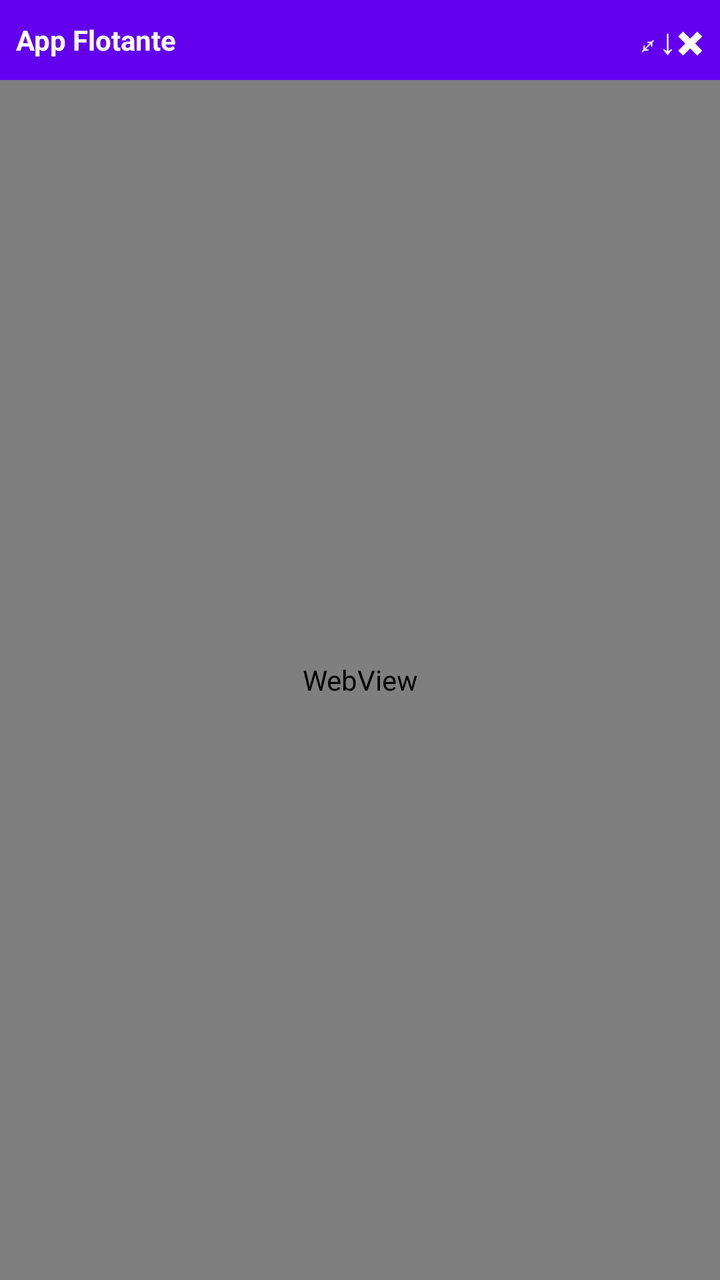
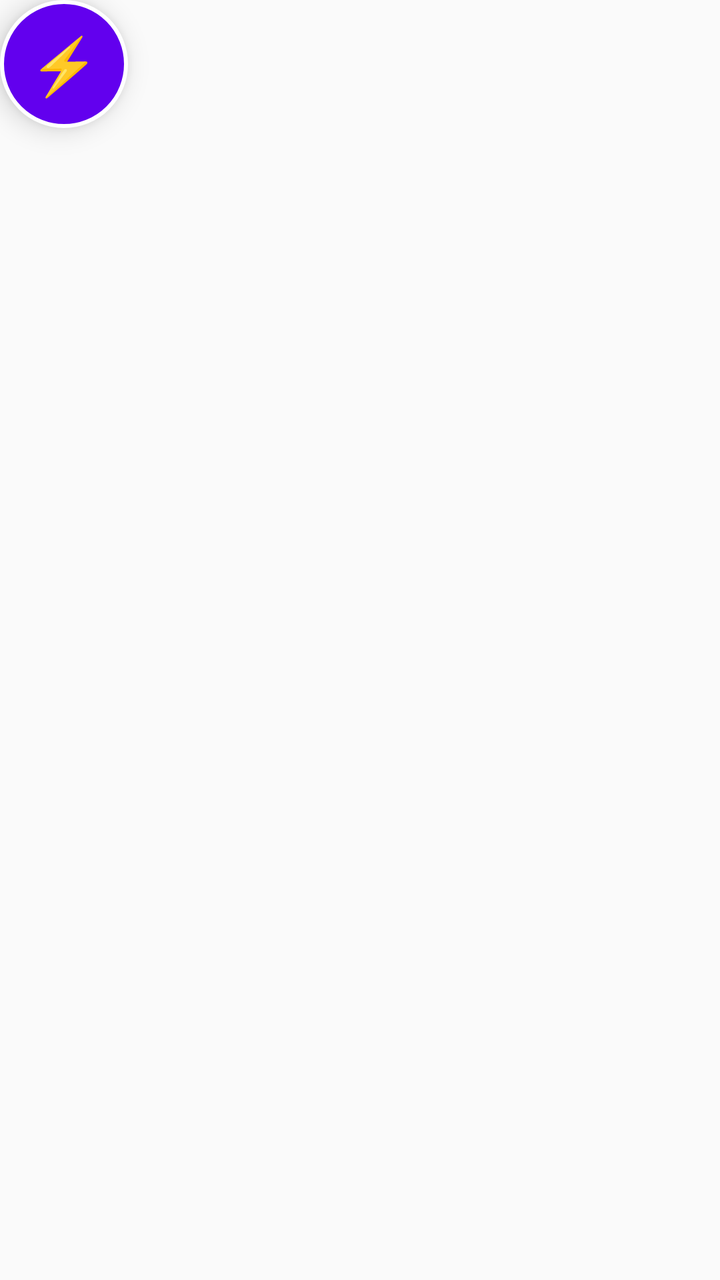

Screens rendered from an Android XML layout before and after an edit, with the pre-edit source and the edit as a unified diff.
<!-- AndroidManifest.xml: application theme Theme.AppCompat.Light.NoActionBar -->
<!-- res/layout/floating_window.xml -->
<?xml version="1.0" encoding="utf-8"?>
<LinearLayout xmlns:android="http://schemas.android.com/apk/res/android"
    android:layout_width="match_parent"
    android:layout_height="match_parent"
    android:orientation="vertical"
    android:background="#FFFFFF"
    android:elevation="12dp">

    
    <LinearLayout
        android:id="@+id/drag_handle"
        android:layout_width="match_parent"
        android:layout_height="40dp"
        android:background="#6200EE"
        android:gravity="center_vertical"
        android:paddingHorizontal="8dp"
        android:orientation="horizontal">
        
        <TextView
            android:layout_width="0dp"
            android:layout_height="wrap_content"
            android:layout_weight="1"
            android:text="App Flotante"
            android:textColor="#FFFFFF"
            android:textStyle="bold"
            android:textSize="14sp"/>

        
        <Button
            android:id="@+id/btn_resize"
            android:layout_width="wrap_content"
            android:layout_height="30dp"
            android:text="⤢"
            android:textColor="#FFFFFF"
            android:background="?attr/selectableItemBackgroundBorderless"
            android:minWidth="0dp" />

        
        <Button
            android:id="@+id/btn_minimize"
            android:layout_width="wrap_content"
            android:layout_height="30dp"
            android:text="↓"
            android:textColor="#FFFFFF"
            android:textSize="18sp"
            android:background="?attr/selectableItemBackgroundBorderless"
            android:minWidth="0dp" />

        
        <Button
            android:id="@+id/btn_close"
            android:layout_width="wrap_content"
            android:layout_height="30dp"
            android:text="✖"
            android:textColor="#FFFFFF"
            android:textSize="16sp"
            android:background="?attr/selectableItemBackgroundBorderless"
            android:minWidth="0dp" />
    </LinearLayout>

    
    <WebView
        android:id="@+id/floating_webview"
        android:layout_width="match_parent"
        android:layout_height="match_parent" />

</LinearLayout>
<!-- resources referenced by this layout -->
<resources>

</resources>

<!-- the commit's change to res/layout/floating_window.xml (unified diff, before → after) -->
@@ -1,67 +1,135 @@
 <?xml version="1.0" encoding="utf-8"?>
-<LinearLayout xmlns:android="http://schemas.android.com/apk/res/android"
-    android:layout_width="match_parent"
-    android:layout_height="match_parent"
-    android:orientation="vertical"
-    android:background="#FFFFFF"
-    android:elevation="12dp">
+<FrameLayout xmlns:android="http://schemas.android.com/apk/res/android"
+    android:layout_width="wrap_content"
+    android:layout_height="wrap_content">
+
+    
+    <FrameLayout
+        android:id="@+id/collapsedRoot"
+        android:layout_width="64dp"
+        android:layout_height="64dp"
+        android:background="@drawable/bg_bubble"
+        android:elevation="8dp"
+        android:visibility="visible">
+
+        <TextView
+            android:layout_width="match_parent"
+            android:layout_height="match_parent"
+            android:gravity="center"
+            android:text="⚡"
+            android:textSize="28sp"
+            android:textColor="#FFFFFF"/>
+    </FrameLayout>
 
     
     <LinearLayout
-        android:id="@+id/drag_handle"
-        android:layout_width="match_parent"
-        android:layout_height="40dp"
-        android:background="#6200EE"
-        android:gravity="center_vertical"
-        android:paddingHorizontal="8dp"
-        android:orientation="horizontal">
-        
-        <TextView
-            android:layout_width="0dp"
-            android:layout_height="wrap_content"
-            android:layout_weight="1"
-            android:text="App Flotante"
-            android:textColor="#FFFFFF"
-            android:textStyle="bold"
-            android:textSize="14sp"/>
+        android:id="@+id/expandedRoot"
+        android:layout_width="320dp"
+        android:layout_height="wrap_content"
+        android:orientation="vertical"
+        android:background="@drawable/bg_panel"
+        android:elevation="12dp"
+        android:clipToOutline="true"
+        android:visibility="gone">
 
         
-        <Button
-            android:id="@+id/btn_resize"
-            android:layout_width="wrap_content"
-            android:layout_height="30dp"
-            android:text="⤢"
-            android:textColor="#FFFFFF"
-            android:background="?attr/selectableItemBackgroundBorderless"
-            android:minWidth="0dp" />
+        <LinearLayout
+            android:id="@+id/dragHandle"
+            android:layout_width="match_parent"
+            android:layout_height="44dp"
+            android:background="#6200EE"
+            android:gravity="center_vertical"
+            android:paddingStart="12dp"
+            android:paddingEnd="4dp"
+            android:orientation="horizontal">
+
+            <TextView
+                android:layout_width="0dp"
+                android:layout_height="wrap_content"
+                android:layout_weight="1"
+                android:text="⚡ App Flotante"
+                android:textColor="#FFFFFF"
+                android:textStyle="bold"
+                android:textSize="14sp"/>
+
+            <Button
+                android:id="@+id/btnCollapse"
+                android:layout_width="36dp"
+                android:layout_height="36dp"
+                android:text="↓"
+                android:textColor="#FFFFFF"
+                android:textSize="18sp"
+                android:background="?android:attr/selectableItemBackgroundBorderless"
+                android:minWidth="0dp"
+                android:padding="0dp"/>
+
+            <Button
+                android:id="@+id/btnClose"
+                android:layout_width="36dp"
+                android:layout_height="36dp"
+                android:text="✖"
+                android:textColor="#FFFFFF"
+                android:textSize="16sp"
+                android:background="?android:attr/selectableItemBackgroundBorderless"
+                android:minWidth="0dp"
+                android:padding="0dp"/>
+        </LinearLayout>
 
         
-        <Button
-            android:id="@+id/btn_minimize"
-            android:layout_width="wrap_content"
-            android:layout_height="30dp"
-            android:text="↓"
-            android:textColor="#FFFFFF"
-            android:textSize="18sp"
-            android:background="?attr/selectableItemBackgroundBorderless"
-            android:minWidth="0dp" />
+        <WebView
+            android:id="@+id/floatingWebView"
+            android:layout_width="match_parent"
+            android:layout_height="400dp"/>
 
         
-        <Button
-            android:id="@+id/btn_close"
-            android:layout_width="wrap_content"
-            android:layout_height="30dp"
-            android:text="✖"
-            android:textColor="#FFFFFF"
-            android:textSize="16sp"
-            android:background="?attr/selectableItemBackgroundBorderless"
-            android:minWidth="0dp" />
+        <LinearLayout
+            android:layout_width="match_parent"
+            android:layout_height="56dp"
+            android:orientation="horizontal"
+            android:background="#F2F2F2"
+            android:gravity="center_vertical"
+            android:paddingStart="4dp"
+            android:paddingEnd="4dp">
+
+            <Button
+                android:id="@+id/btnVibrate"
+                android:layout_width="0dp"
+                android:layout_height="wrap_content"
+                android:layout_weight="1"
+                android:text="📳"
+                android:textSize="18sp"
+                android:minWidth="0dp"
+                android:background="?android:attr/selectableItemBackgroundBorderless"/>
+
+            <Button
+                android:id="@+id/btnNotify"
+                android:layout_width="0dp"
+                android:layout_height="wrap_content"
+                android:layout_weight="1"
+                android:text="🔔"
+                android:textSize="18sp"
+                android:minWidth="0dp"
+                android:background="?android:attr/selectableItemBackgroundBorderless"/>
+
+            <Button
+                android:id="@+id/btnRefresh"
+                android:layout_width="0dp"
+                android:layout_height="wrap_content"
+                android:layout_weight="1"
+                android:text="🔄"
+                android:textSize="18sp"
+                android:minWidth="0dp"
+                android:background="?android:attr/selectableItemBackgroundBorderless"/>
+
+            <Button
+                android:id="@+id/btnOpenApp"
+                android:layout_width="0dp"
+                android:layout_height="wrap_content"
+                android:layout_weight="1"
+                android:text="📱"
+                android:textSize="18sp"
+                android:minWidth="0dp"
+                android:background="?android:attr/selectableItemBackgroundBorderless"/>
+        </LinearLayout>
     </LinearLayout>
-
-    
-    <WebView
-        android:id="@+id/floating_webview"
-        android:layout_width="match_parent"
-        android:layout_height="match_parent" />
-
-</LinearLayout>
+</FrameLayout>
<!-- resource entries referenced after the edit -->
@@ -1,5 +1,18 @@
 <!-- resources referenced by this layout -->
 <resources>
-
+  <!-- drawable bg_bubble (drawable) -->
+  <?xml version="1.0" encoding="utf-8"?>
+  <shape xmlns:android="http://schemas.android.com/apk/res/android"
+      android:shape="oval">
+      <solid android:color="#6200EE"/>
+      <stroke android:width="2dp" android:color="#FFFFFF"/>
+  </shape>
+  <!-- drawable bg_panel (drawable) -->
+  <?xml version="1.0" encoding="utf-8"?>
+  <shape xmlns:android="http://schemas.android.com/apk/res/android"
+      android:shape="rectangle">
+      <corners android:radius="16dp"/>
+      <solid android:color="#FFFFFF"/>
+  </shape>
 </resources>
 
